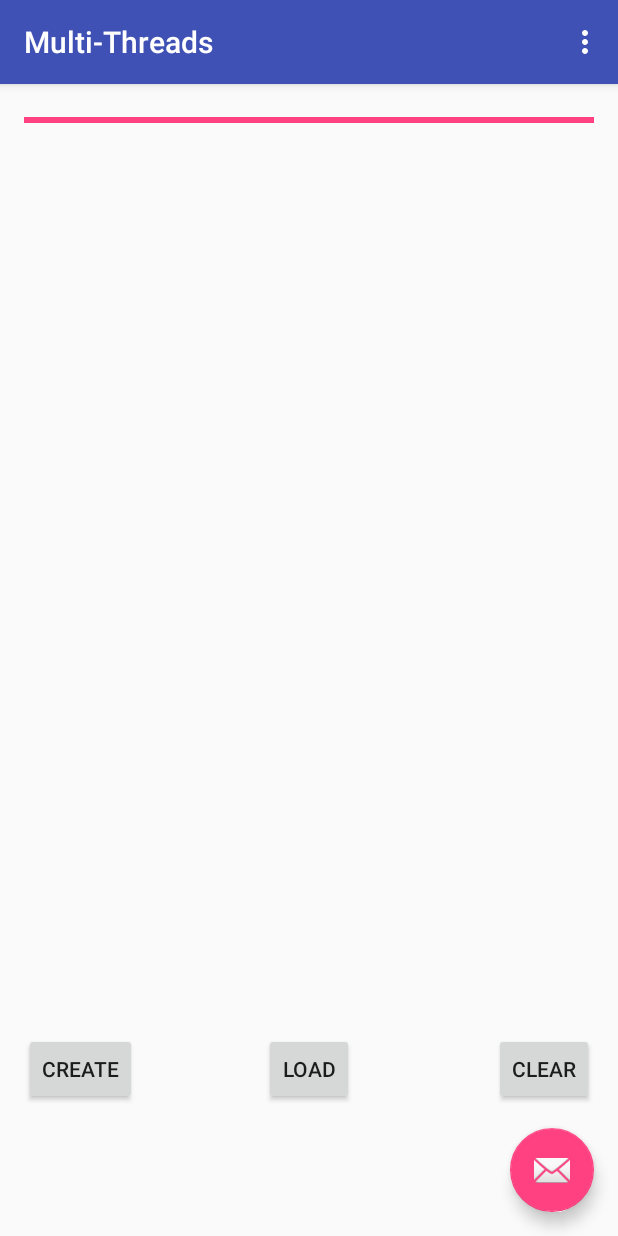
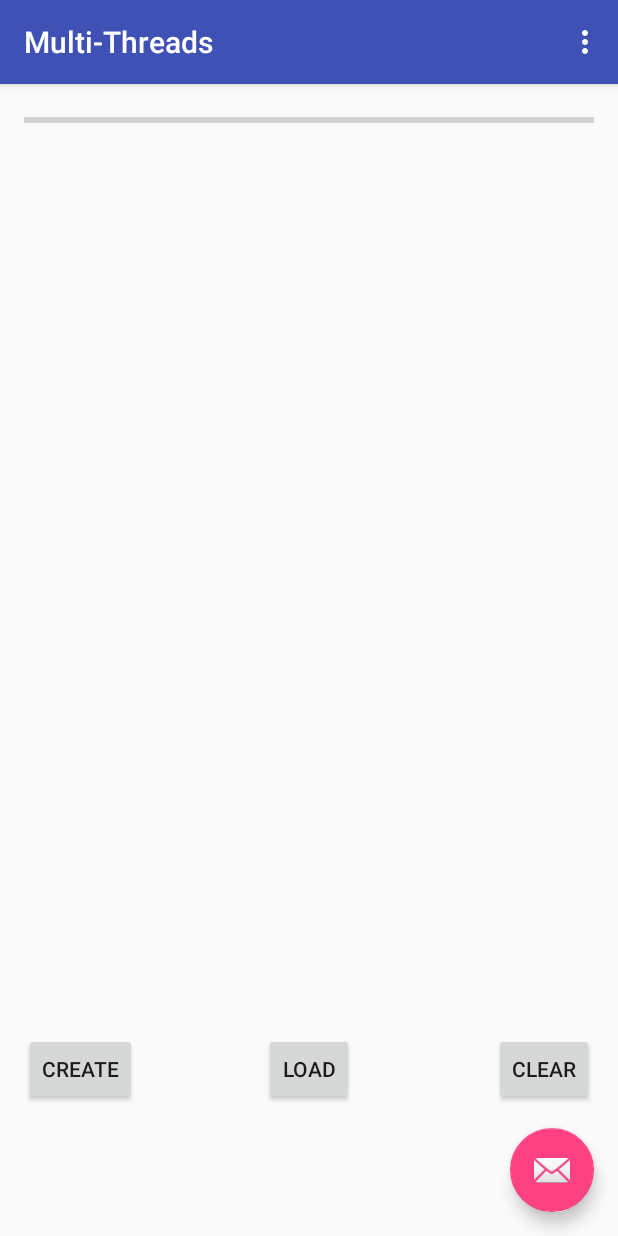
Before and after one commit to johnnymeyer/cs246Homework, an Android app: the screen it shows after launch (MainActivity), after a tap on "CREATE", on a phone screen of 412 x 824 dp. Run offline under Robolectric (Android 15) with nearby library versions, the phone set to English and light mode, and no system bars.

Commit message:
changed progress color

```diff
--- a/week6/Multi-Threads/app/src/main/res/layout/content_main.xml
+++ b/week6/Multi-Threads/app/src/main/res/layout/content_main.xml
@@ -21,16 +21,17 @@
         android:layout_alignParentStart="true"
         android:layout_alignParentTop="true"
         android:layout_alignParentRight="true"
-        android:layout_alignParentEnd="true" />
+        android:layout_alignParentEnd="true"
+        android:progressTint="#20c1da" />
 
     <ListView
         android:layout_width="wrap_content"
         android:layout_height="300dp"
         android:id="@+id/listView"
-        android:layout_below="@+id/progressBar"
         android:layout_alignParentLeft="true"
         android:layout_alignParentStart="true"
-        android:layout_above="@+id/button" />
+        android:layout_above="@+id/button"
+        android:layout_below="@+id/progressBar" />
 
     <Button
         style="?android:attr/buttonStyleSmall"
```
